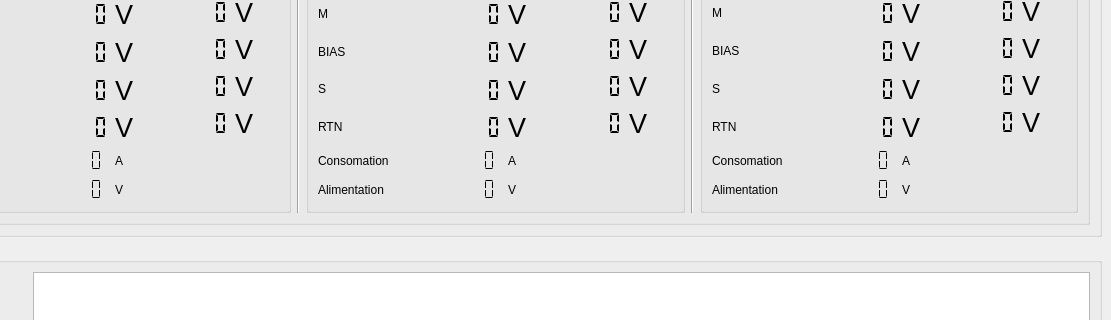
Before: the Qt Designer form designer/mainwindow.ui in NadjB/Juice_SCM_GSE, drawn with Qt 5; both pictures show x 120 to 1231 and y 162 to 482 of the 1231 by 819 pixel window.
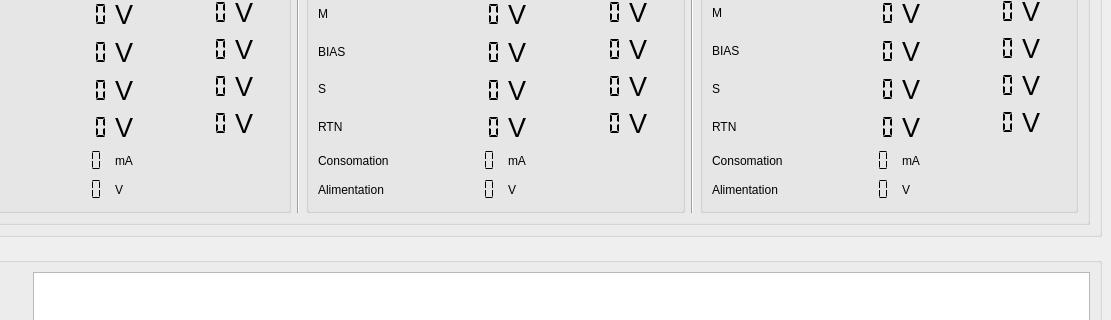
After: the same form once the commit is applied. Icons and pictures are not drawn.

Patch:
```diff
--- a/designer/mainwindow.ui
+++ b/designer/mainwindow.ui
@@ -401,7 +401,7 @@
                <item row="0" column="1">
                 <widget class="QLabel" name="label_58">
                  <property name="text">
-                  <string>A</string>
+                  <string>mA</string>
                  </property>
                 </widget>
                </item>
@@ -795,7 +795,7 @@
                <item row="0" column="1">
                 <widget class="QLabel" name="label_60">
                  <property name="text">
-                  <string>A</string>
+                  <string>mA</string>
                  </property>
                 </widget>
                </item>
@@ -1195,7 +1195,7 @@
                   <enum>Qt::LeftToRight</enum>
                  </property>
                  <property name="text">
-                  <string>A</string>
+                  <string>mA</string>
                  </property>
                 </widget>
                </item>
```
Left out of the diff: 10 changed lines with no effect on the pictures.
